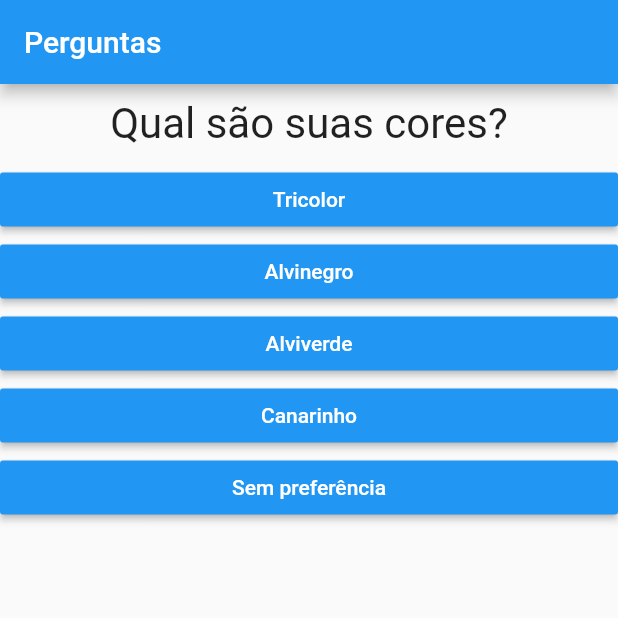
After one commit to lvneves2010/perguntas, a Flutter app: the screen it shows after launch, on a phone screen of 412 x 824 dp, the top half of it. The commit adds this screen. Run offline on Flutter 3.47's test engine with Material 2 defaults, Android fonts, the phone set to English and light mode, and no system bars.

Commit message:
componentes questionario resultado e pergRespostas

```diff
--- a/lib/main.dart
+++ b/lib/main.dart
@@ -1,6 +1,7 @@
 import 'package:flutter/material.dart';
-import './questao.dart';
-import './resposta.dart';
+import './questionario.dart';
+import './resultado.dart';
+import './perguntasERespostas.dart';
 
 main() => runApp(PerguntaApp());
 
@@ -9,86 +10,35 @@ class _PerguntasAppState extends State<PerguntaApp> {
 
 
   var _perguntaSelecionada = 0;
-  final _perguntas = const [
-    {
-      'texto': 'Qual são suas cores?',
-      'respostas': [ 'Tricolor', 'Alvinegro', 'Alviverde', 'Canarinho', 'Sem preferência' ],
-    },
-    {
-      'texto': "prefere cachorro ou gato?",
-      'respostas': [ 'Cachorro', 'Gato', 'Os Dois', 'Nenhum', 'Sem preferência' ],
-    },
-    {
-      'texto': "Qual o seu estilo?",
-      'respostas': [ 'Rock', 'MPB', 'Pagode', 'Sertanejo', 'Funk', 'Trance' ],
-    },
-    {
-      'texto': "Qual a sua estação?",
-      'respostas': [ 'Primavera', 'Verão', 'Outono', 'Inverno' ],
-    },
-    {
-      'texto': "Qual é o seu veneno ?",
-      'respostas': [ 'Cerveja', 'Vinho', 'Whisky', 'Coca-cola', 'Red bull' ],
-    },
-    {
-      'texto': "O que te prende na poltrona?",
-      'respostas': [ 'Ficção', 'Fantasia', 'Comédia', 'Drama', 'Romance', 'Novela' ],
-    },
-    {
-      'texto': "Qual ?",
-      'respostas': [ 'Rock', 'MPB', 'Pagode', 'Sertanejo' ],
-    },
-    {
-      'texto': "Qual ?",
-      'respostas': [ 'Rock', 'MPB', 'Pagode', 'Sertanejo' ],
-    },
-    {
-      'texto': "Qual ?",
-      'respostas': [ 'Rock', 'MPB', 'Pagode', 'Sertanejo' ],
-    },
-    {
-      'texto': "Qual o seu passeio ?",
-      'respostas': [ 'Praia', 'Interior', 'Cachoeira', 'Clube', 'Minha Casa' ],
-    },
-  ];
-
-  void _responder() {
+  var _valorTotal = 0;
+  void _responder(int valor) {
     if(gotQuestion) {
       setState(() {
       _perguntaSelecionada++;
+      _valorTotal += valor;
       });
     }
+    print(_valorTotal);
   }
 
   bool get gotQuestion {
-    return _perguntaSelecionada < _perguntas.length;
+    return _perguntaSelecionada < perguntasRespostas.length;
   }
 
   @override
   Widget build(BuildContext context) {
-
-    List<String> respostas = gotQuestion
-    ? _perguntas[_perguntaSelecionada]['respostas']
-    : null;
-    // List<Widget> lista = respostas.map((r) => Resposta(r, _responder )).toList();
-
-    // for( String r in respostas){
-    //   lista.add(Resposta(r, _responder ));
-    // }
-
-
-
     return MaterialApp(
       home: Scaffold(
         appBar: AppBar(
           title: Text('Perguntas') ,
         ),
-        body: gotQuestion? Column(
-          children: <Widget>[
-            Questao(_perguntas[_perguntaSelecionada]['texto']),
-            ...respostas.map((r) => Resposta(r, _responder )).toList()
-          ],
-        ) : null,
+        body: gotQuestion
+        ? Questionario(
+          perguntas: perguntasRespostas, //arquivo à parte
+          perguntaSelecionada: _perguntaSelecionada,
+          quandoResponder: _responder,
+          )
+        : Resultado(_valorTotal)
       ),
     );
   }
@@ -101,60 +51,3 @@ class PerguntaApp extends StatefulWidget {
   }
 
 }
-
-// class MyHomePage extends StatefulWidget {
-//   MyHomePage({Key key, this.title}) : super(key: key);
-
-//   final String title;
-
-//   @override
-//   _MyHomePageState createState() => _MyHomePageState();
-// }
-
-// class _MyHomePageState extends State<MyHomePage> {
-//   int _counter = 0;
-
-//   void _incrementCounter() {
-//     setState(() {
-//       _counter++;
-//     });
-//   }
-
-//   void _resetCounter() {
-//     setState(() {
-//       _counter = 0;
-//     });
-//   }
-
-//   @override
-//   Widget build(BuildContext context) {
-//     return Scaffold(
-//       appBar: AppBar(
-//         title: Text(widget.title),
-//       ),
-//       body: Center(
-//         child: Column(
-//           mainAxisAlignment: MainAxisAlignment.center,
-//           children: <Widget>[
-//             Text(
-//               'Quantas vezes o botão foi apertado:',
-//             ),
-//             Text(
-//               '$_counter',
-//               style: Theme.of(context).textTheme.headline4,
-//             ),
-//             FlatButton(
-//               onPressed: _resetCounter,
-//               child: Icon(Icons.autorenew),
-//       ),
-//           ],
-//         ),
-//       ),
-//       floatingActionButton: FloatingActionButton(
-//         onPressed: _incrementCounter,
-//         tooltip: 'Increment',
-//         child: Icon(Icons.add),
-//       ),
-//     );
-//   }
-// }
--- a/lib/perguntasERespostas.dart
+++ b/lib/perguntasERespostas.dart
@@ -1,4 +1,4 @@
-final _perguntas = const [
+final perguntasRespostas = const [
     {
       'texto': 'Qual são suas cores?',
       'respostas': [
@@ -12,9 +12,9 @@ final _perguntas = const [
     {
       'texto': "prefere cachorro ou gato?",
       'respostas': [
-        {'nome': 'Cachorro', 'valor': 5},
+        {'nome': 'Cachorro', 'valor': 7},
         {'nome': 'Gato', 'valor': 1},
-        {'nome': 'Os Dois', 'valor': 2},
+        {'nome': 'Os Dois', 'valor': 5},
         {'nome': 'Nenhum', 'valor': 3},
         {'nome': 'Sem preferência', 'valor': 4},
       ],
@@ -27,7 +27,7 @@ final _perguntas = const [
         {'nome': 'Pagode', 'valor': 1},
         {'nome': 'Sertanejo', 'valor': 3},
         {'nome': 'Funk', 'valor': -1},
-        {'nome': 'Trance', 'valor': 5},
+        {'nome': 'Trance', 'valor': 4},
       ],
     },
     {
@@ -61,46 +61,40 @@ final _perguntas = const [
       ],
     },
     {
-      'texto': "Qual ?",
+      'texto': "Qual é o seu filósofo ?",
       'respostas': [
-        {'nome': 'Rock', 'valor': 7},
-        {'nome': 'MPB', 'valor': 5},
-        {'nome': 'Pagode', 'valor': 1},
-        {'nome': 'Sertanejo', 'valor': 3},
-        {'nome': 'Funk', 'valor': -1},
-        {'nome': 'Trance', 'valor': 5},
+        {'nome': 'Olavo de Carvalho', 'valor': -1},
+        {'nome': 'Mario Sergio Cortella', 'valor': 7},
+        {'nome': 'Luiz Felipe Pondé', 'valor': 5},
+        {'nome': 'não curto', 'valor': 3}
       ],
     },
     {
-      'texto': "Qual ?",
+      'texto': "Qual  a forma do planeta?",
       'respostas': [
-        {'nome': 'Rock', 'valor': 7},
-        {'nome': 'MPB', 'valor': 5},
-        {'nome': 'Pagode', 'valor': 1},
-        {'nome': 'Sertanejo', 'valor': 3},
-        {'nome': 'Funk', 'valor': -1},
-        {'nome': 'Trance', 'valor': 5},
+        {'nome': 'Redonda', 'valor': 7},
+        {'nome': 'Plana', 'valor': 0}
       ],
     },
     {
-      'texto': "Qual ?",
+      'texto': "Qual o teu passatempo favorito?",
       'respostas': [
-        {'nome': 'Rock', 'valor': 7},
-        {'nome': 'MPB', 'valor': 5},
-        {'nome': 'Pagode', 'valor': 1},
-        {'nome': 'Sertanejo', 'valor': 3},
-        {'nome': 'Funk', 'valor': -1},
-        {'nome': 'Trance', 'valor': 5},
+        {'nome': 'Ler ', 'valor': 6},
+        {'nome': 'Assistir TV', 'valor': 4},
+        {'nome': 'Fazer exercício', 'valor': 5},
+        {'nome': 'Tocar um instrumento', 'valor': 7},
+        {'nome': 'Beber', 'valor': -1},
+        {'nome': 'jogar video game', 'valor': 3},
       ],
     },
     {
-      'texto': "Qual  ?",
+      'texto': "O que te relaxa mais?",
       'respostas': [
         {'nome': 'Praia', 'valor': 7},
         {'nome': 'Interior', 'valor': 5},
-        {'nome': 'Cachoeira', 'valor': 1},
+        {'nome': 'Cachoeira', 'valor': 4},
         {'nome': 'Clube', 'valor': 3},
-        {'nome': 'Minha Casa', 'valor': -1}
+        {'nome': 'Minha Casa', 'valor': 2}
       ],
     },
   ];
--- /dev/null
+++ b/lib/questionario.dart
@@ -0,0 +1,33 @@
+import 'package:flutter/material.dart';
+import './questao.dart';
+import './resposta.dart';
+
+class Questionario extends StatelessWidget {
+  final List<Map<String, Object>> perguntas;
+  final int perguntaSelecionada;
+  final void Function(int) quandoResponder;
+
+  Questionario({
+    @required this.perguntas,
+    @required this.perguntaSelecionada,
+    @required this.quandoResponder,
+  });
+
+  bool get gotQuestion {
+    return perguntaSelecionada < perguntas.length;
+  }
+
+  @override
+  Widget build(BuildContext context) {
+    List<Map<String, Object>> respostas = gotQuestion
+    ? perguntas[perguntaSelecionada]['respostas']
+    : null;
+    return Column(
+          children: <Widget>[
+            Questao(perguntas[perguntaSelecionada]['texto']),
+            ...respostas
+            .map((r) => Resposta(r['nome'], () => quandoResponder(r['valor']) )).toList()
+          ],
+    );
+  }
+}
--- /dev/null
+++ b/lib/resultado.dart
@@ -0,0 +1,33 @@
+import 'package:flutter/material.dart';
+
+class Resultado extends StatelessWidget {
+
+  final int valor;
+  Resultado(this.valor);
+
+  String get fraseResultado {
+    if (valor < 8 ) {
+      return 'Parabéns, ' + valor.toString();
+    } else if (valor < 20) {
+      return 'Muito bom, ' + valor.toString();
+    } else if (valor < 40) {
+      return 'Fantastico, ' + valor.toString();
+    } else if (valor < 60) {
+      return 'Sensacional, ' + valor.toString();
+    } else if (valor < 70) {
+      return 'The One!! ' + valor.toString();
+    } else {
+      return 'Perfect!! ' + valor.toString();
+    }
+  }
+
+  @override
+  Widget build(BuildContext context) {
+    return Center(
+      child: Text(
+        fraseResultado,
+        style: TextStyle(fontSize: 28),
+      ),
+    );
+  }
+}
```
